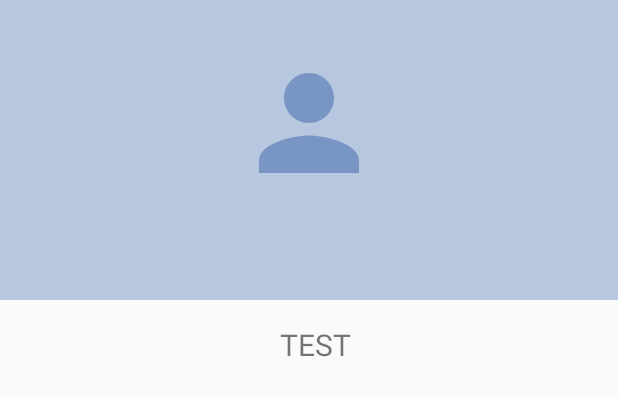
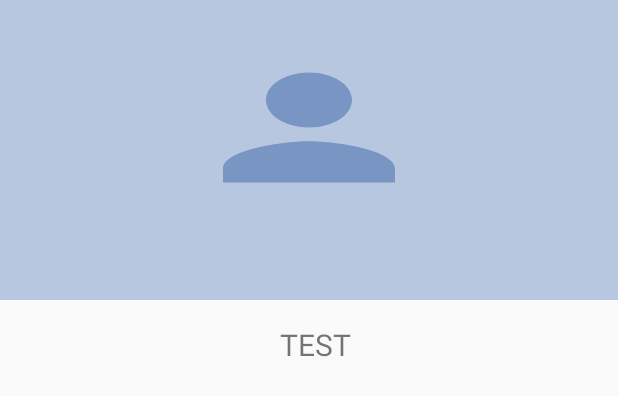
Before and after one commit to IlyaZakharchenko/JOIN, an Android app: the layout fragment_menu.xml on its own in the app's theme, with its tools: preview values and no code run, on a phone screen of 412 x 824 dp. Shown: the top 396 px of the screen. Run offline under Robolectric (Android 15) with nearby library versions, the phone set to English and light mode, and no system bars.

Commit message:
added setting avatar in user profile

```diff
--- a/app/src/main/AndroidManifest.xml
+++ b/app/src/main/AndroidManifest.xml
@@ -3,6 +3,10 @@
     package="itis.ru.kpfu.join">
 
     <uses-permission android:name="android.permission.INTERNET" />
+
+    <uses-feature
+        android:name="android.hardware.camera"
+        android:required="true" />
 
     <application
         android:name=".JoinApplication"
--- a/app/src/main/java/itis/ru/kpfu/join/utils/Constants.kt
+++ b/app/src/main/java/itis/ru/kpfu/join/utils/Constants.kt
@@ -2,5 +2,4 @@ package itis.ru.kpfu.join.utils
 
 object Constants {
 
-    const val DIALOG_FRAGMENT = "dialog_fragment"
 }
--- a/app/src/main/res/drawable/ic_no_avatar.xml
+++ b/app/src/main/res/drawable/ic_no_avatar.xml
@@ -1,5 +1,5 @@
-<vector android:height="200dp" android:tint="#7995C4"
+<vector android:height="100dp" android:tint="#7995C4"
     android:viewportHeight="24.0" android:viewportWidth="24.0"
-    android:width="200dp" xmlns:android="http://schemas.android.com/apk/res/android">
+    android:width="100dp" xmlns:android="http://schemas.android.com/apk/res/android">
     <path android:fillColor="#FF000000" android:pathData="M12,12c2.21,0 4,-1.79 4,-4s-1.79,-4 -4,-4 -4,1.79 -4,4 1.79,4 4,4zM12,14c-2.67,0 -8,1.34 -8,4v2h16v-2c0,-2.66 -5.33,-4 -8,-4z"/>
 </vector>
--- /dev/null
+++ b/app/src/main/res/drawable/no_avatar_background.xml
@@ -0,0 +1,21 @@
+<?xml version="1.0" encoding="utf-8"?>
+<layer-list xmlns:android="http://schemas.android.com/apk/res/android"
+    android:layout_height="match_parent"
+    android:layout_width="match_parent">
+
+    <item>
+        <shape android:shape="rectangle">
+
+            <solid android:color="#b8c7e0" />
+        </shape>
+    </item>
+
+    <item
+        android:bottom="60dp"
+        android:top="30dp"
+        android:left="120dp"
+        android:right="120dp"
+        android:drawable="@drawable/ic_no_avatar">
+    </item>
+
+</layer-list>
--- a/app/src/main/res/layout/fragment_menu.xml
+++ b/app/src/main/res/layout/fragment_menu.xml
@@ -6,7 +6,7 @@
 
     <android.support.design.widget.AppBarLayout xmlns:android="http://schemas.android.com/apk/res/android"
         xmlns:app="http://schemas.android.com/apk/res-auto"
-        android:id="@+id/app_bar"
+        android:id="@+id/app_bar_profile"
         android:layout_width="match_parent"
         android:layout_height="wrap_content"
         android:background="@color/colorPrimary"
@@ -17,25 +17,19 @@
             android:id="@+id/collapsing_toolbar"
             android:layout_width="match_parent"
             android:layout_height="wrap_content"
-            app:layout_scrollFlags="scroll|exitUntilCollapsed"
             app:contentScrim="@color/colorPrimary"
             app:expandedTitleMarginEnd="16dp"
             app:expandedTitleMarginStart="16dp"
-            app:expandedTitleTextAppearance="@style/CollapsedAppBar">
+            app:expandedTitleTextAppearance="@style/CollapsedAppBar"
+            app:layout_scrollFlags="scroll|exitUntilCollapsed">
 
-            <LinearLayout
-                android:id="@+id/toolbar_image_container"
+            <ImageView
+                android:id="@+id/iv_profile_avatar"
                 android:layout_width="match_parent"
                 android:layout_height="200dp"
-                android:background="#b8c7e0">
-
-                <ImageView
-                    android:layout_width="match_parent"
-                    android:layout_height="100dp"
-                    android:layout_marginTop="32dp"
-                    android:src="@drawable/ic_no_avatar"
-                    app:layout_collapseMode="parallax" />
-            </LinearLayout>
+                android:background="@drawable/no_avatar_background"
+                android:scaleType="matrix"
+                app:layout_collapseMode="parallax" />
 
             <android.support.v7.widget.Toolbar
                 android:id="@+id/toolbar_profile"
@@ -50,7 +44,8 @@
     <android.support.v4.widget.NestedScrollView
         android:layout_width="match_parent"
         android:layout_height="match_parent"
-        app:layout_behavior="@string/appbar_scrolling_view_behavior">
+        app:layout_behavior="@string/appbar_scrolling_view_behavior"
+        android:clipToPadding="false">
 
         <TextView
             android:id="@+id/textView"
```
Also changed, not shown: app/src/main/java/itis/ru/kpfu/join/ui/activity/base/BaseActivity.kt (+23 -0 lines), app/src/main/java/itis/ru/kpfu/join/ui/fragment/MenuFragment.kt (+71 -1 lines), app/src/main/res/layout/dialog_choose_avatar.xml (added, +49 -0 lines), app/src/main/res/drawable/no_avatar.png (deleted).
